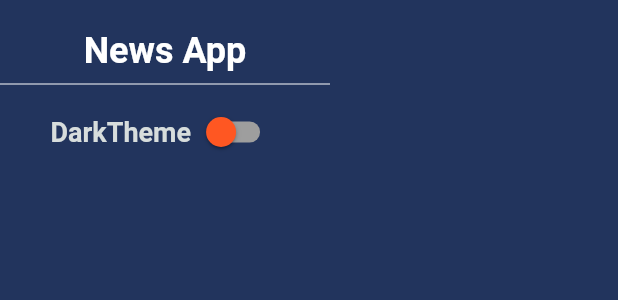
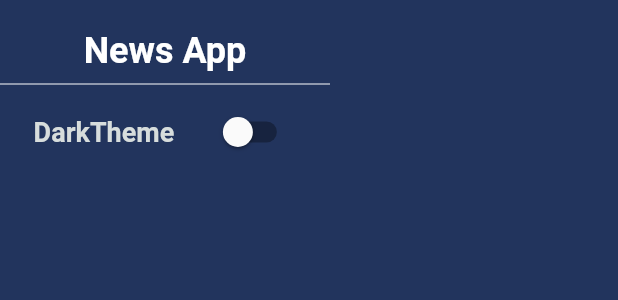
Before and after one commit to H0SSaM7/NewsApp, a Flutter app: the SettingsScreen widget shown alone on an empty page, opened directly, on a phone screen of 412 x 824 dp. Shown: the top 300 px of the screen. Run offline on Flutter 3.47's test engine with Material 2 defaults, Android fonts, the phone set to English and light mode, and no system bars; our stand-ins replace bloc, dio, flutter_bloc; network calls fail.

Commit message:
the same work

```diff
--- a/lib/modules/settings/settings_screen.dart
+++ b/lib/modules/settings/settings_screen.dart
@@ -12,9 +12,10 @@ class SettingsScreen extends StatelessWidget {
     return BlocConsumer<AppCubit, AppStates>(
       listener: (context, state) {},
       builder: (context, state) {
+        AppCubit _cubit = AppCubit.get(context);
         return SafeArea(
           child: Container(
-            color: const Color(0xff22345d),
+            color: _cubit.isDark ? Colors.white : const Color(0xff22345d),
             width: 220,
             child: Column(
               children: [
@@ -22,16 +23,17 @@ class SettingsScreen extends StatelessWidget {
                 Text('News App', style: Theme.of(context).textTheme.headline1),
                 const Divider(),
                 Row(
-                  mainAxisAlignment: MainAxisAlignment.center,
+                  mainAxisAlignment: MainAxisAlignment.spaceEvenly,
                   children: [
                     Text(
                       'DarkTheme',
                       style: Theme.of(context).textTheme.bodyText1,
                     ),
                     Switch.adaptive(
-                      value: AppCubit.get(context).isDarkTheme,
+                      value: _cubit.isDark,
+                      activeColor: Colors.deepOrange,
                       onChanged: (index) {
-                        AppCubit.get(context).changeToDarkTheme(index);
+                        _cubit.changeTheme();
                       },
                     ),
                   ],
--- a/lib/shared/cubit/states.dart
+++ b/lib/shared/cubit/states.dart
@@ -3,8 +3,6 @@ abstract class AppStates {}
 class NewsInitialStates extends AppStates {}
 
 class NewsChangeNavBarStates extends AppStates {}
-
-class NewsChangeThemeStates extends AppStates {}
 
 class NewsGettingBusinessData extends AppStates {}
 
@@ -23,3 +21,5 @@ class NewsGettingScienceData extends AppStates {}
 class NewsErrorGettingScienceData extends AppStates {}
 
 class NewsOnLoadingGettingScienceData extends AppStates {}
+
+class NewsChangeThemeState extends AppStates {}
--- a/lib/shared/theme/themes.dart
+++ b/lib/shared/theme/themes.dart
@@ -65,9 +65,5 @@ class ThemesHelper {
         selectedItemColor: Colors.deepOrange,
         unselectedItemColor: Color(0xffbdbdbd),
       ),
-      switchTheme: SwitchThemeData(
-        thumbColor: MaterialStateProperty.all(Colors.deepOrange),
-        trackColor: MaterialStateProperty.all(Colors.grey),
-      ),
       dividerColor: Colors.white);
 }
```
Also changed, not shown: lib/layouts/home/home_screen.dart (+1 -7 lines), lib/main.dart (+17 -2 lines), lib/shared/cubit/cubit.dart (+7 -7 lines).
